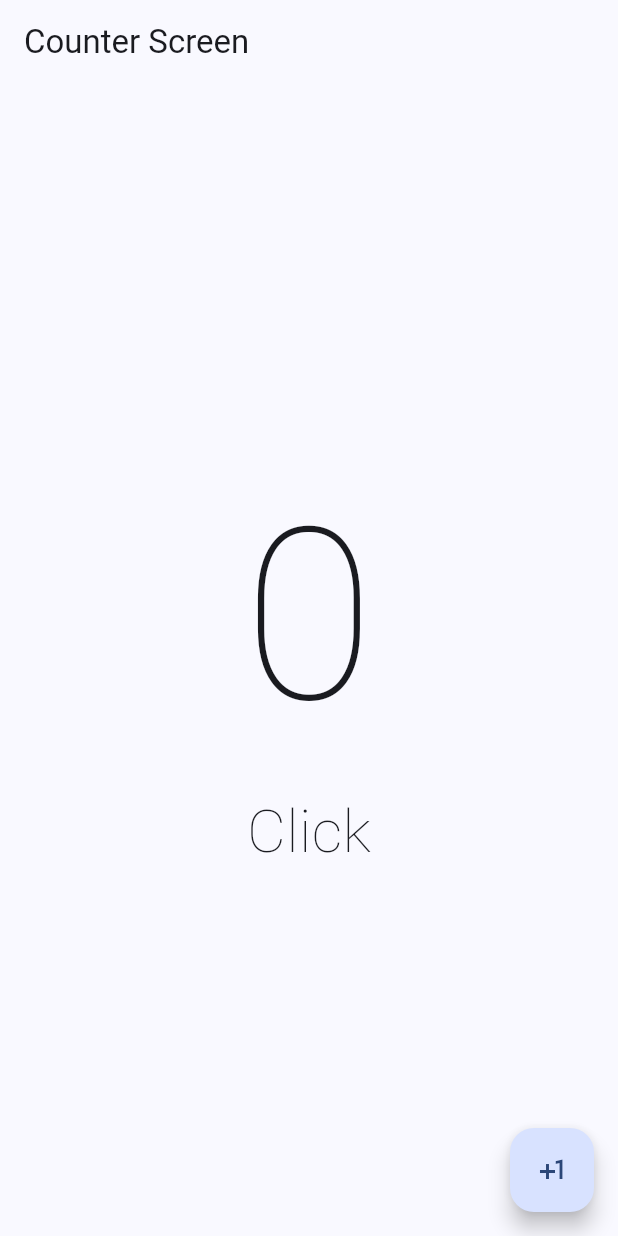
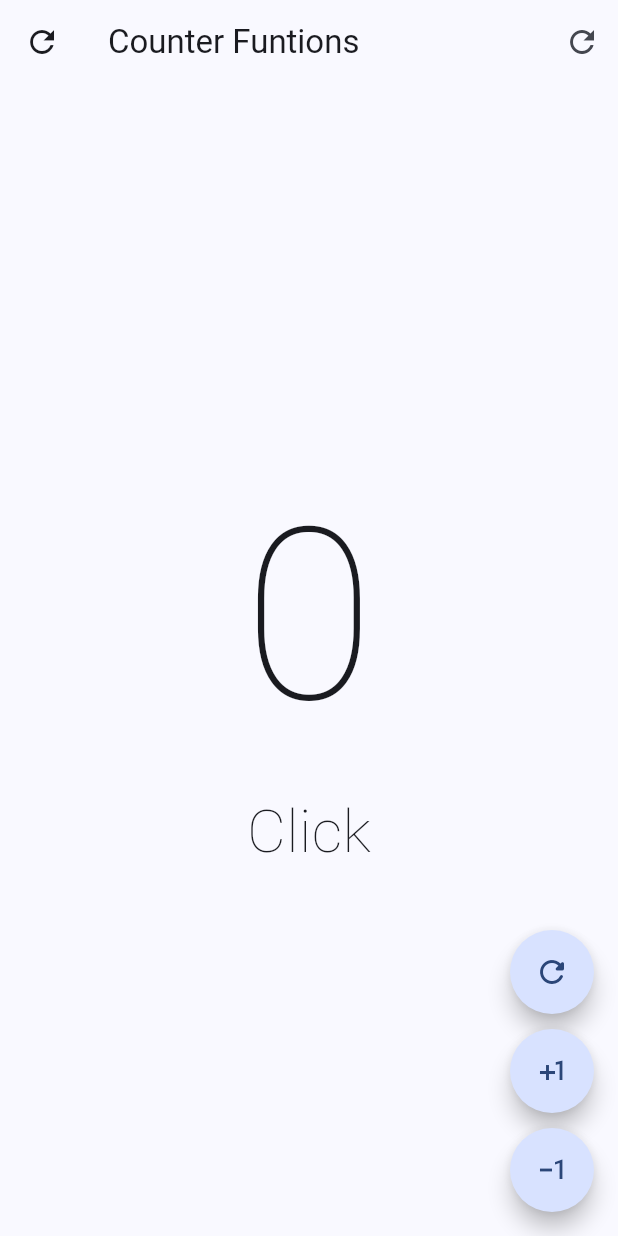
Before and after one commit to KeingCasabona/Draft-Flutter-Practice, a Flutter app: the screen it shows after launch, on a phone screen of 412 x 824 dp. Run offline on Flutter 3.47's test engine with Material 3 defaults, Android fonts, the phone set to English and light mode, and no system bars.

Commit message:
feat: Add Icons

```diff
--- a/lib/main.dart
+++ b/lib/main.dart
@@ -1,5 +1,6 @@
 import 'package:flutter/material.dart';
-import 'package:hello_world_app/presentation/screens/counter_screen.dart';
+import 'package:hello_world_app/presentation/screens/counter_funtions_screeen.dart';
+//import 'package:hello_world_app/presentation/screens/counter_screen.dart';
 
 void main() => runApp(const MyApp());
 
@@ -15,7 +16,7 @@ class MyApp extends StatelessWidget {
         colorSchemeSeed: Colors.blueAccent,
       ),
       title: 'Material App',
-      home: CounterScreen(),
+      home: CounterFuntionsScreen(),
     );
   }
 }
--- /dev/null
+++ b/lib/presentation/screens/counter_funtions_screeen.dart
@@ -0,0 +1,92 @@
+import 'package:flutter/material.dart';
+
+class CounterFuntionsScreen extends StatefulWidget {
+  const CounterFuntionsScreen({super.key});
+
+  @override
+  State<CounterFuntionsScreen> createState() => _CounterFuntionsScreenState();
+}
+
+class _CounterFuntionsScreenState extends State<CounterFuntionsScreen> {
+  int clickCounter = 0;
+  @override
+  Widget build(BuildContext context) {
+    return Scaffold(
+        appBar: AppBar(
+          title: const Text('Counter Funtions'),
+          leading: IconButton(
+            onPressed: () {
+              setState(() {
+                clickCounter = 0;
+              });
+            },
+            icon: const Icon(Icons.refresh),
+          ),
+          actions: [
+            IconButton(
+                onPressed: () {
+                  setState(() {
+                    clickCounter = 0;
+                  });
+                },
+                icon: Icon(Icons.refresh_sharp))
+          ],
+        ),
+        body: Center(
+          child: Column(
+            mainAxisAlignment: MainAxisAlignment.center,
+            children: [
+              Text(
+                clickCounter.toString(),
+                style: const TextStyle(
+                  fontSize: 160,
+                  fontWeight: FontWeight.w100,
+                ),
+              ),
+              Text(
+                'Click${clickCounter < 2 ? '' : 's'}',
+                style: TextStyle(
+                  fontSize: 40,
+                  fontWeight: FontWeight.w200,
+                ),
+              ),
+            ],
+          ),
+        ),
+        floatingActionButton: Column(
+          mainAxisAlignment: MainAxisAlignment.end,
+          children: [
+            FloatingActionButton(
+              shape: StadiumBorder(),
+              onPressed: () {
+                setState(() {
+                  clickCounter = 0;
+                });
+              },
+              child: const Icon(Icons.refresh_rounded),
+            ),
+            SizedBox(height: 10),
+            FloatingActionButton(
+              shape: StadiumBorder(),
+              onPressed: () {
+                setState(() {
+                  //clickCounter = clickCounter + 1;
+                  clickCounter++;
+                });
+              },
+              child: const Icon(Icons.plus_one),
+            ),
+            SizedBox(height: 10),
+            FloatingActionButton(
+              shape: StadiumBorder(),
+              onPressed: () {
+                setState(() {
+                  clickCounter--;
+                });
+              },
+              child: const Icon(Icons.exposure_minus_1),
+            )
+          ],
+        ));
+  }
+}
```
